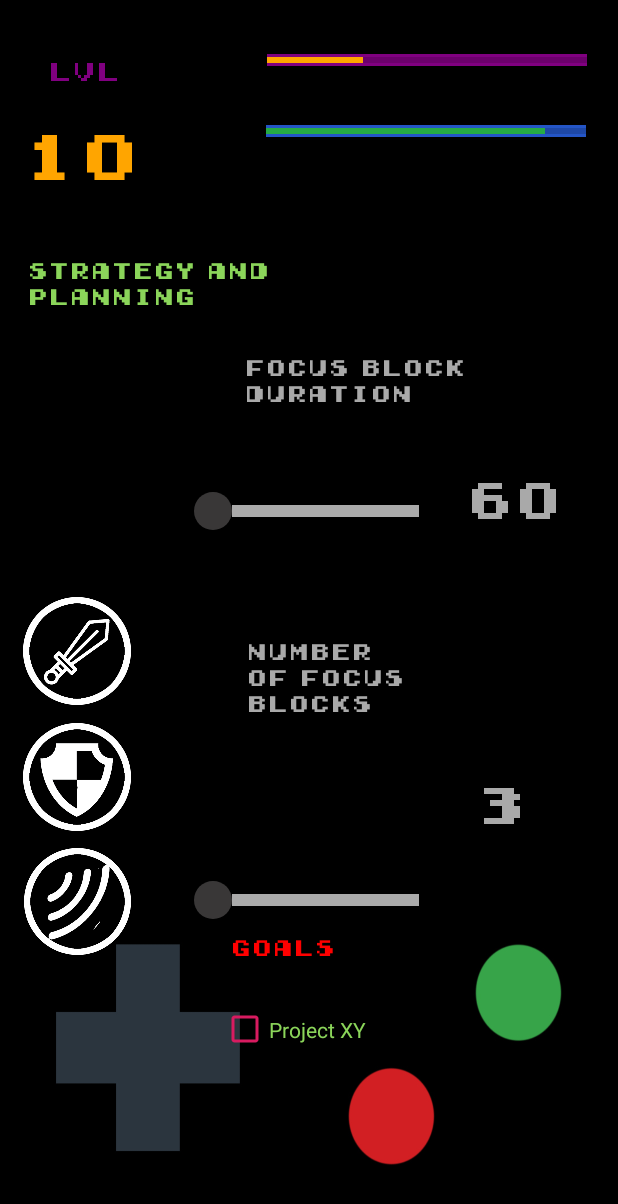
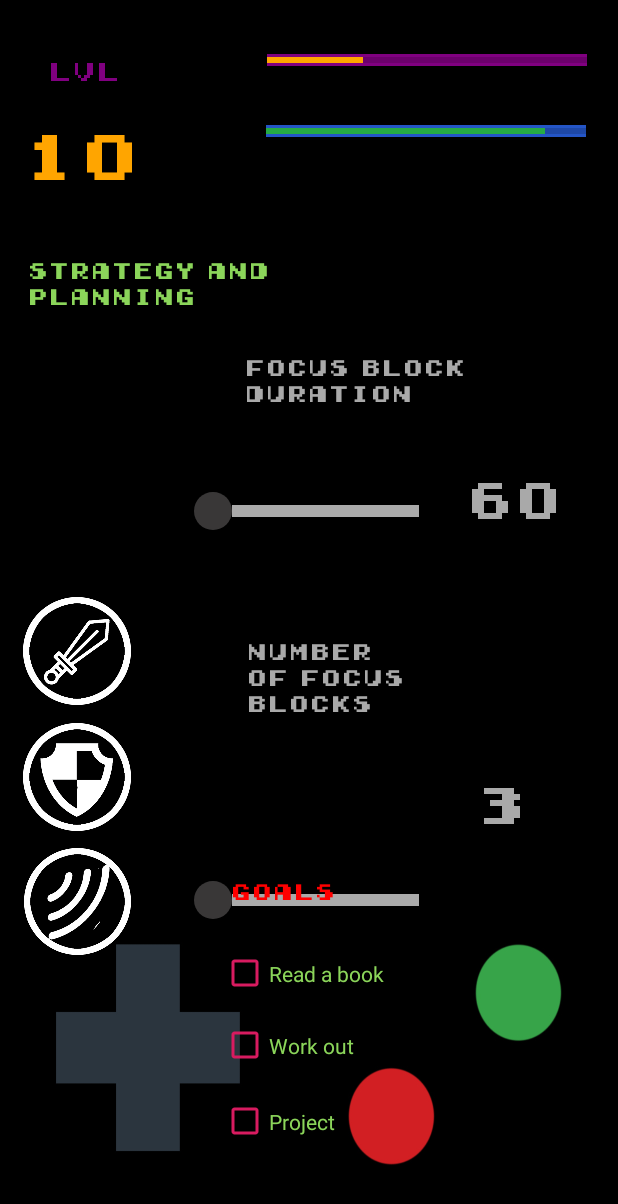
Before and after one commit to levandreev/MyApplicationKotlin, an Android app: the SPActivity screen opened directly, with no data from a screen before it, on a phone screen of 412 x 824 dp. Shown: the top 1204 px of the screen. Run offline under Robolectric (Android 15) with nearby library versions, the phone set to English and light mode, and no system bars.

Commit message:
level and goals v2

```diff
--- a/app/src/main/res/layout/activity_s_p.xml
+++ b/app/src/main/res/layout/activity_s_p.xml
@@ -6,6 +6,34 @@
     android:layout_height="match_parent"
     android:background="@drawable/app_background_screen"
     tools:context=".SPActivity">
+
+    <CheckBox
+        android:id="@+id/checkBox2"
+        android:layout_width="120dp"
+        android:layout_height="54dp"
+        android:buttonTint="@color/colorAccent"
+        android:text="Work out"
+        android:textColor="#8BD55A"
+        app:layout_constraintBottom_toBottomOf="parent"
+        app:layout_constraintEnd_toEndOf="parent"
+        app:layout_constraintHorizontal_bias="0.504"
+        app:layout_constraintStart_toStartOf="parent"
+        app:layout_constraintTop_toTopOf="parent"
+        app:layout_constraintVertical_bias="0.87" />
+
+    <CheckBox
+        android:id="@+id/checkBox3"
+        android:layout_width="120dp"
+        android:layout_height="54dp"
+        android:buttonTint="@color/colorAccent"
+        android:text="Read a book"
+        android:textColor="#8BD55A"
+        app:layout_constraintBottom_toBottomOf="parent"
+        app:layout_constraintEnd_toEndOf="parent"
+        app:layout_constraintHorizontal_bias="0.504"
+        app:layout_constraintStart_toStartOf="parent"
+        app:layout_constraintTop_toTopOf="parent"
+        app:layout_constraintVertical_bias="0.808" />
 
     <ProgressBar
         android:id="@+id/progressBar"
@@ -232,22 +260,23 @@
         android:textColor="#FF0000"
         app:layout_constraintBottom_toBottomOf="parent"
         app:layout_constraintEnd_toEndOf="parent"
+        app:layout_constraintHorizontal_bias="0.501"
         app:layout_constraintStart_toStartOf="parent"
         app:layout_constraintTop_toTopOf="parent"
-        app:layout_constraintVertical_bias="0.777" />
+        app:layout_constraintVertical_bias="0.731" />
 
     <CheckBox
         android:id="@+id/checkBox"
         android:layout_width="120dp"
         android:layout_height="54dp"
         android:buttonTint="@color/colorAccent"
-        android:text="Project XY"
+        android:text="Project"
         android:textColor="#8BD55A"
         app:layout_constraintBottom_toBottomOf="parent"
         app:layout_constraintEnd_toEndOf="parent"
         app:layout_constraintHorizontal_bias="0.504"
         app:layout_constraintStart_toStartOf="parent"
         app:layout_constraintTop_toTopOf="parent"
-        app:layout_constraintVertical_bias="0.856" />
+        app:layout_constraintVertical_bias="0.936" />
 
 </androidx.constraintlayout.widget.ConstraintLayout>
```
